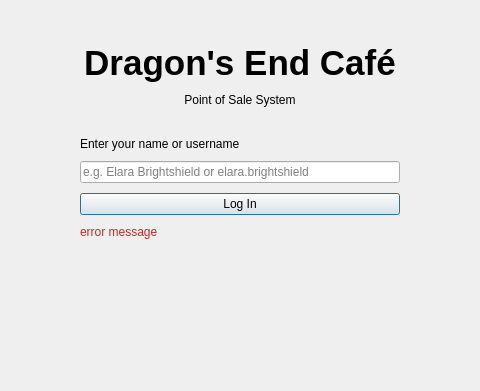
Qt form view/loginView.ui (myabiagi/3004-Deliverable-01) before a commit; both pictures show x 160 to 640 and y 109 to 500 of the 800 by 500 pixel window.
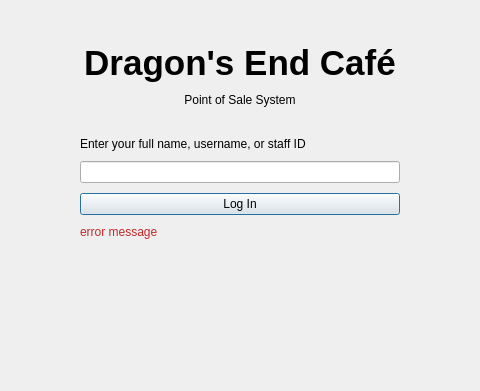
The same form after that commit.

What changed in the file:
```diff
--- a/view/loginView.ui
+++ b/view/loginView.ui
@@ -90,7 +90,7 @@
      <item>
       <widget class="QLabel" name="promptLabel">
        <property name="text">
-        <string>Enter your name or username</string>
+        <string>Enter your full name, username, or staff ID</string>
        </property>
       </widget>
      </item>
@@ -103,7 +103,7 @@
         </size>
        </property>
        <property name="placeholderText">
-        <string>e.g. Elara Brightshield or elara.brightshield</string>
+        <string></string>
        </property>
        <property name="clearButtonEnabled">
         <bool>true</bool>
```
